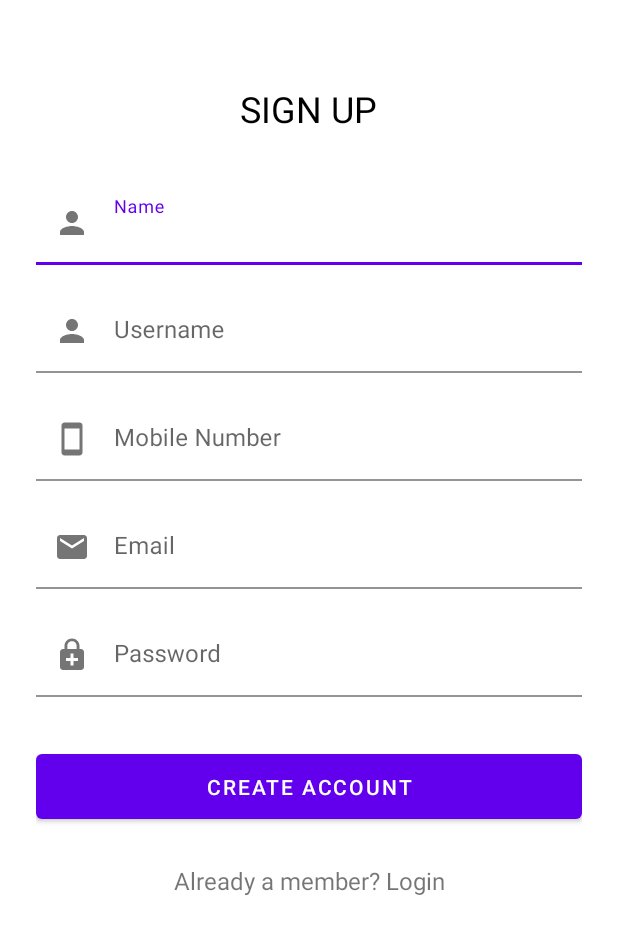
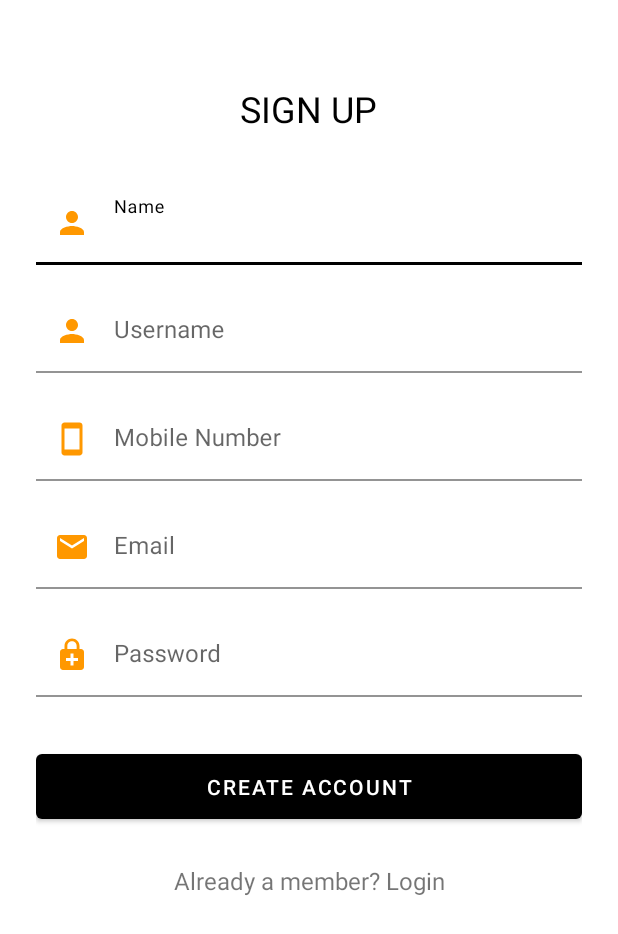
Before and after one commit to Rama-Andika/PBP_UAS_A_KelJ, an Android app: the SignupActivity screen opened directly, with no data from a screen before it, on a phone screen of 412 x 824 dp. Shown: the top 934 px of the screen. Run offline under Robolectric (Android 15) with nearby library versions, the light colour scheme and no system bars; our stand-ins replace Firebase (no records; nobody signed in at launch, a user with empty details on screens opened directly).

Commit message:
master file

```diff
--- a/app/src/main/res/layout/activity_signup.xml
+++ b/app/src/main/res/layout/activity_signup.xml
@@ -32,11 +32,15 @@
         <com.google.android.material.textfield.TextInputLayout
             android:layout_width="match_parent"
             android:layout_height="wrap_content"
-            app:startIconDrawable="@drawable/ic_baseline_person_24"
             android:layout_marginTop="8dp"
             android:layout_marginBottom="8dp"
             app:boxBackgroundColor="#00FFFFFF"
-            app:passwordToggleTint="#00FFFFFF">
+            app:boxStrokeColor="#000000"
+            app:endIconTint="#000000"
+            app:hintTextColor="#000000"
+            app:passwordToggleTint="#00FFFFFF"
+            app:startIconDrawable="@drawable/ic_baseline_person_24"
+            app:startIconTint="#FF9800">
 
             <com.google.android.material.textfield.TextInputEditText
                 android:id="@+id/input_name"
@@ -49,11 +53,15 @@
         <com.google.android.material.textfield.TextInputLayout
             android:layout_width="match_parent"
             android:layout_height="wrap_content"
-            app:startIconDrawable="@drawable/ic_baseline_person_24"
             android:layout_marginTop="8dp"
             android:layout_marginBottom="8dp"
             app:boxBackgroundColor="#00FFFFFF"
-            app:passwordToggleTint="#00FFFFFF">
+            app:boxStrokeColor="#000000"
+            app:endIconTint="#000000"
+            app:hintTextColor="#000000"
+            app:passwordToggleTint="#00FFFFFF"
+            app:startIconDrawable="@drawable/ic_baseline_person_24"
+            app:startIconTint="#FF9800">
 
             <com.google.android.material.textfield.TextInputEditText
                 android:id="@+id/input_username"
@@ -66,10 +74,14 @@
         <com.google.android.material.textfield.TextInputLayout
             android:layout_width="match_parent"
             android:layout_height="wrap_content"
-            app:startIconDrawable="@drawable/ic_baseline_smartphone_24"
             android:layout_marginTop="8dp"
             android:layout_marginBottom="8dp"
-            app:boxBackgroundColor="#00FFFFFF">
+            app:boxBackgroundColor="#00FFFFFF"
+            app:boxStrokeColor="#000000"
+            app:endIconTint="#000000"
+            app:hintTextColor="#000000"
+            app:startIconDrawable="@drawable/ic_baseline_smartphone_24"
+            app:startIconTint="#FF9800">
 
             <com.google.android.material.textfield.TextInputEditText
                 android:id="@+id/input_number"
@@ -80,14 +92,17 @@
         </com.google.android.material.textfield.TextInputLayout>
 
 
-
         <com.google.android.material.textfield.TextInputLayout
             android:layout_width="match_parent"
             android:layout_height="wrap_content"
-            app:startIconDrawable="@drawable/ic_baseline_email_24"
             android:layout_marginTop="8dp"
             android:layout_marginBottom="8dp"
-            app:boxBackgroundColor="#00FFFFFF">
+            app:boxBackgroundColor="#00FFFFFF"
+            app:boxStrokeColor="#000000"
+            app:endIconTint="#000000"
+            app:hintTextColor="#FF9800"
+            app:startIconDrawable="@drawable/ic_baseline_email_24"
+            app:startIconTint="#FF9800">
 
             <com.google.android.material.textfield.TextInputEditText
                 android:id="@+id/input_emailR"
@@ -98,16 +113,17 @@
         </com.google.android.material.textfield.TextInputLayout>
 
 
-
-
-
         <com.google.android.material.textfield.TextInputLayout
             android:layout_width="match_parent"
             android:layout_height="wrap_content"
-            app:startIconDrawable="@drawable/ic_baseline_enhanced_encryption_24"
             android:layout_marginTop="8dp"
             android:layout_marginBottom="8dp"
-            app:boxBackgroundColor="#00FFFFFF">
+            app:boxBackgroundColor="#00FFFFFF"
+            app:boxStrokeColor="#000000"
+            app:endIconTint="#000000"
+            app:hintTextColor="#000000"
+            app:startIconDrawable="@drawable/ic_baseline_enhanced_encryption_24"
+            app:startIconTint="#FF9800">
 
             <com.google.android.material.textfield.TextInputEditText
                 android:id="@+id/input_passwordR"
@@ -125,7 +141,8 @@
             android:layout_marginTop="24dp"
             android:layout_marginBottom="24dp"
             android:padding="12dp"
-            android:text="Create Account" />
+            android:text="Create Account"
+            app:backgroundTint="#000000" />
 
         <TextView
             android:id="@+id/link_login"
```
Also changed, not shown: app/src/main/res/layout/activity_login.xml (+17 -5 lines).
